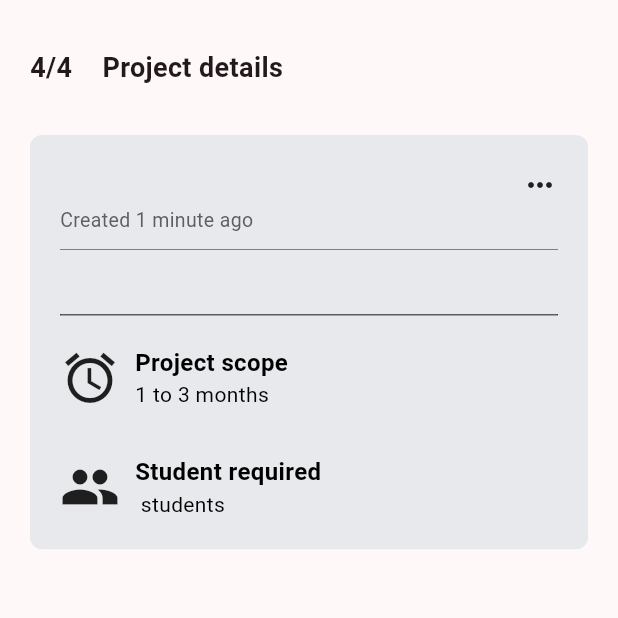
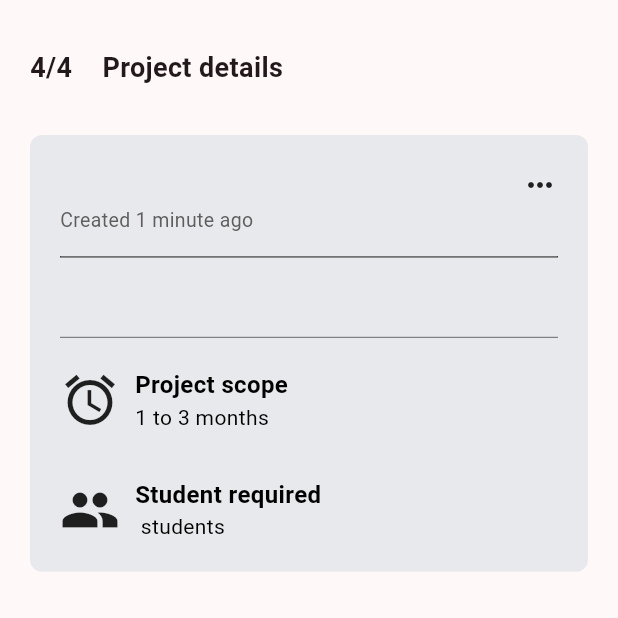
Before and after one commit to giahuy200202/StudentHub, a Flutter app: the ProjectPostStep4Widget screen opened directly, on a phone screen of 412 x 824 dp, the top half of it. Run offline on Flutter 3.47's test engine with Material 3 defaults, Android fonts, the phone set to English and light mode, and no system bars; our stand-ins replace dotted_border, flutter_local_notifications, flutter_riverpod, image_picker, rxdart, timezone.

Commit message:
change height of each element in projet post

```diff
--- a/lib/widgets/post_project/project_post_step4.widget.dart
+++ b/lib/widgets/post_project/project_post_step4.widget.dart
@@ -112,7 +112,7 @@ class _ProjectPostStep4WidgetState
                             ),
                           ),
                         ),
-                        const SizedBox(height: 10),
+                        const SizedBox(height: 15),
                         Container(
                           decoration: BoxDecoration(
                             border: Border.all(
@@ -122,7 +122,7 @@ class _ProjectPostStep4WidgetState
                             ),
                           ),
                         ),
-                        const SizedBox(height: 10),
+                        const SizedBox(height: 15),
                         Align(
                           alignment: Alignment.topLeft,
                           child: Text(
@@ -134,7 +134,7 @@ class _ProjectPostStep4WidgetState
                             ),
                           ),
                         ),
-                        const SizedBox(height: 10),
+                        const SizedBox(height: 15),
                         Container(
                           decoration: BoxDecoration(
                             border: Border.all(
```
